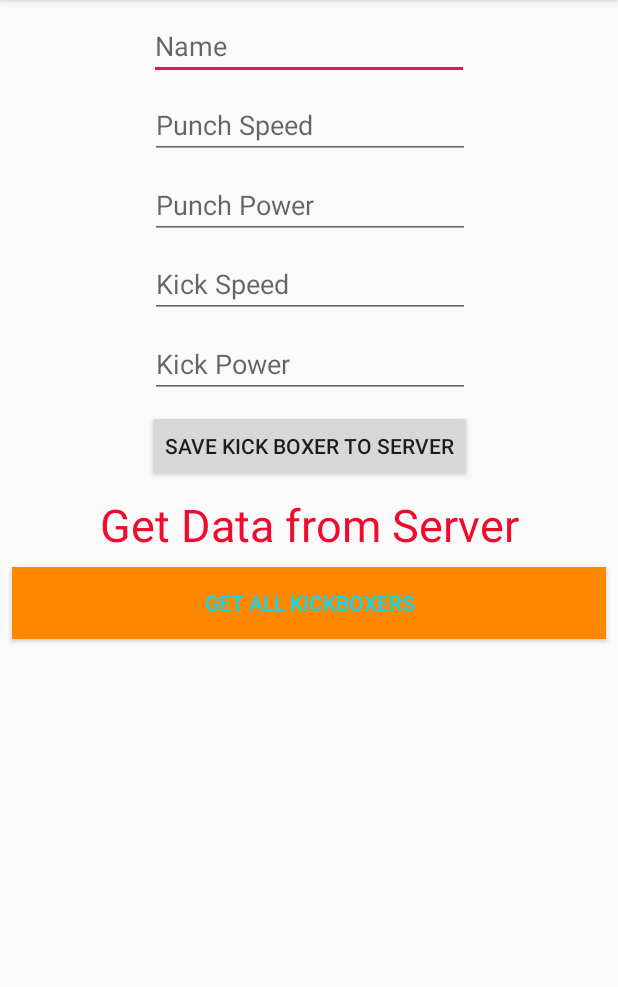
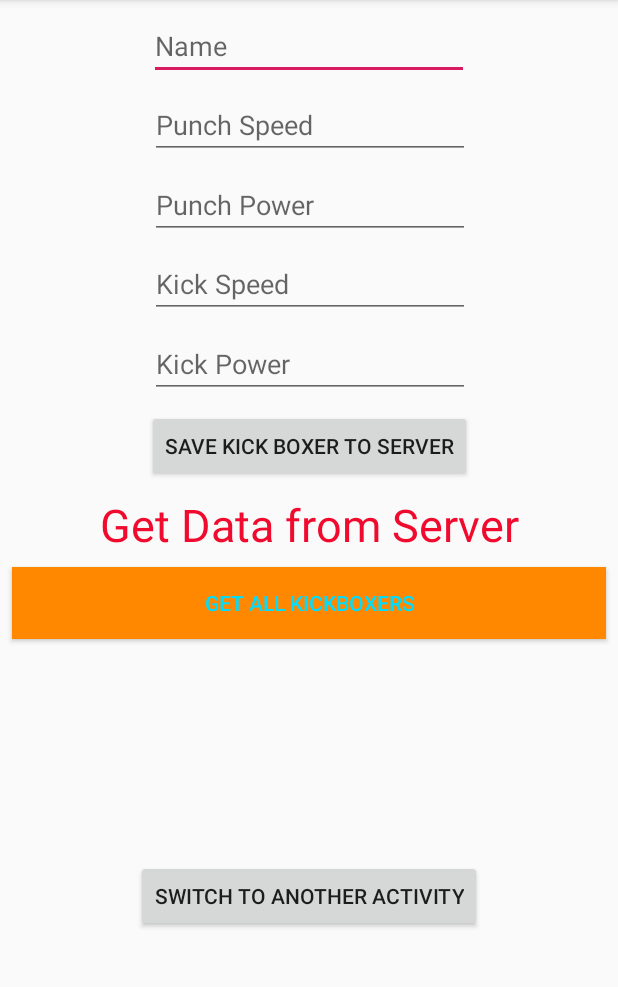
Before and after one commit to paul77uk/InstagramClone, an Android app: the screen it shows after launch (SignUp), on a phone screen of 412 x 824 dp, the part 84-1071 px from its top. Run offline under Robolectric (Android 15) with nearby library versions, the phone set to English and light mode, and no system bars; libraries missing offline, so code that uses them is left out: com.parse, com.shashank.sony; 1 statement that could not run was skipped.

```diff
--- a/app/src/main/java/com/example/paul/instagramclone/SignUp.java
+++ b/app/src/main/java/com/example/paul/instagramclone/SignUp.java
@@ -26,6 +26,8 @@ public class SignUp extends AppCompatActivity implements View.OnClickListener {
 
     private Button btnGetAllData;
 
+    private Button btnTransition;
+
     private String allKickBoxers;
 
     @Override
@@ -45,6 +47,8 @@ public class SignUp extends AppCompatActivity implements View.OnClickListener {
          txtGetData = findViewById(R.id.txtGetData);
 
          btnGetAllData = findViewById(R.id.btnGetAllData);
+
+         btnTransition = findViewById(R.id.btnNextActivity);
 
          txtGetData.setOnClickListener(new View.OnClickListener() {
              @Override
@@ -69,6 +73,11 @@ public class SignUp extends AppCompatActivity implements View.OnClickListener {
 
                 allKickBoxers = "";
                 ParseQuery<ParseObject> queryAll = ParseQuery.getQuery("KickBoxer");
+
+//                queryAll.whereGreaterThan("punch_power", 3000);
+                queryAll.whereGreaterThanOrEqualTo("punch_power", 3000);
+                queryAll.setLimit(1);
+
                 queryAll.findInBackground(new FindCallback<ParseObject>() {
                     @Override
                     public void done(List<ParseObject> objects, ParseException e) {
@@ -91,6 +100,13 @@ public class SignUp extends AppCompatActivity implements View.OnClickListener {
                         }
                     }
                 });
+            }
+        });
+
+        btnTransition.setOnClickListener(new View.OnClickListener() {
+            @Override
+            public void onClick(View v) {
+
             }
         });
 
--- /dev/null
+++ b/app/src/main/java/com/example/paul/instagramclone/signUpLoginActivity.java
@@ -0,0 +1,4 @@
+package com.example.paul.instagramclone;
+
+public class signUpLoginActivity {
+}
--- a/app/src/main/res/layout/activity_sign_up.xml
+++ b/app/src/main/res/layout/activity_sign_up.xml
@@ -130,4 +130,18 @@
         app:layout_constraintTop_toBottomOf="@+id/txtGetData"
         app:layout_constraintVertical_bias="0.0" />
 
+    <Button
+        android:id="@+id/btnNextActivity"
+        android:layout_width="wrap_content"
+        android:layout_height="wrap_content"
+        android:layout_marginStart="8dp"
+        android:layout_marginTop="8dp"
+        android:layout_marginEnd="8dp"
+        android:layout_marginBottom="8dp"
+        android:text="Switch to Another Activity"
+        app:layout_constraintBottom_toBottomOf="parent"
+        app:layout_constraintEnd_toEndOf="parent"
+        app:layout_constraintStart_toStartOf="parent"
+        app:layout_constraintTop_toBottomOf="@+id/btnGetAllData" />
+
 </androidx.constraintlayout.widget.ConstraintLayout>
```
